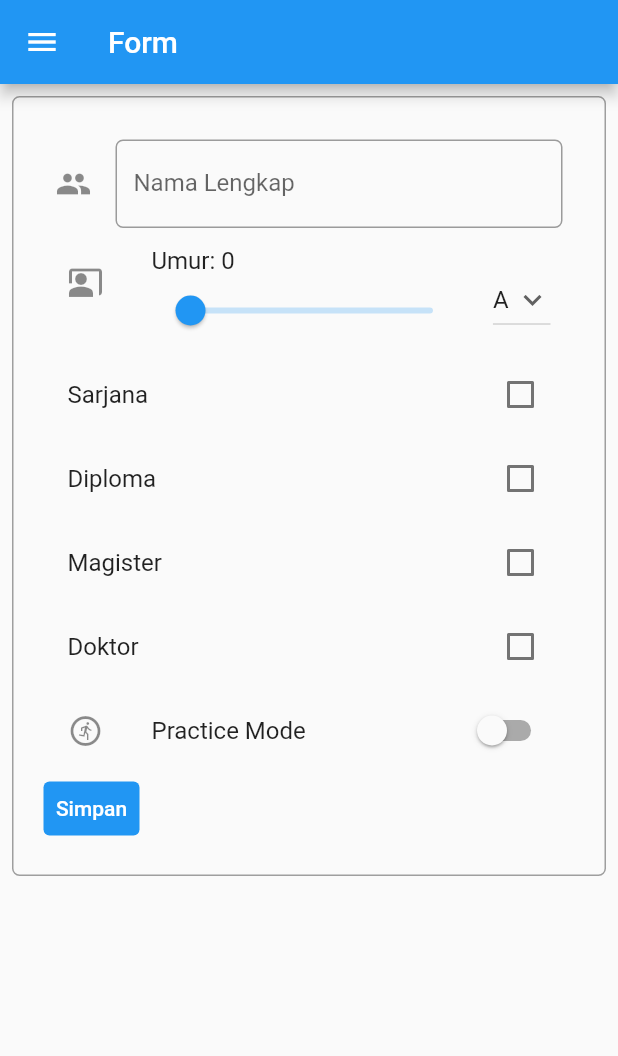
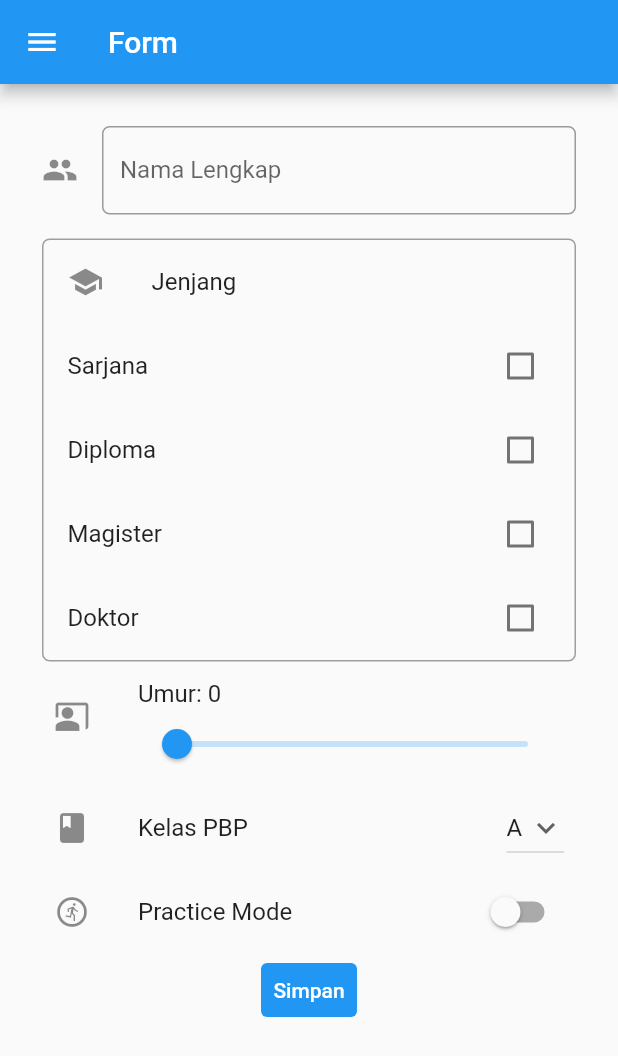
Before and after one commit to qaniah/pbp-flutter-tutorial, a Flutter app: the screen it shows after launch, in the side drawer, after a tap on "Form", on a phone screen of 412 x 824 dp. Shown: the top 1056 px of the screen. Run offline on Flutter 3.47's test engine with Material 2 defaults, Android fonts, the light colour scheme and no system bars.

Commit message:
tutorial 7 fix

```diff
--- a/lib/form.dart
+++ b/lib/form.dart
@@ -19,6 +19,25 @@ class _MyFormPageState extends State<MyFormPage> {
   bool _nilaiSwitch = false;
   String kelasPBP = 'A';
   List<String> listKelasPBP = ['A', 'B', 'C', 'D', 'E', 'F', 'KI'];
+
+  String _jenjang() {
+    if (jenjangDiploma) {
+      return "Diploma";
+    } else if (jenjangDoktor) {
+      return "Doktor";
+    } else if (jenjangMagister) {
+      return "Magister";
+    } else {
+      return "Sarjana";
+    }
+  }
+
+  String _practiceMode() {
+    if (_nilaiSwitch) {
+      return "Iya";
+    }
+    return "Tidak";
+  }
 
   @override
   Widget build(BuildContext context) {
@@ -44,7 +63,10 @@ class _MyFormPageState extends State<MyFormPage> {
                 title: const Text('Form'),
                 onTap: () {
                   // Route menu ke halaman form
-                  Navigator.pop(context);
+                  Navigator.pushReplacement(
+                    context,
+                    MaterialPageRoute(builder: (context) => const MyFormPage()),
+                  );
                 },
               ),
             ],
@@ -54,14 +76,8 @@ class _MyFormPageState extends State<MyFormPage> {
           key: _formKey,
           child: SingleChildScrollView(
             child: Container(
-              margin: const EdgeInsets.all(8),
-              decoration: BoxDecoration(
-                border: Border.all(color: Colors.grey),
-                borderRadius: BorderRadius.circular(5),
-              ),
               padding: const EdgeInsets.all(20.0),
               child: Column(
-                crossAxisAlignment: CrossAxisAlignment.start,
                 children: [
                   Padding(
                     // Menggunakan padding sebesar 8 pixels
@@ -98,39 +114,18 @@ class _MyFormPageState extends State<MyFormPage> {
                       },
                     ),
                   ),
-                  ListTile(
-                    leading: const Icon(Icons.co_present),
-                    title: Row(
+                  Container(
+                    margin: const EdgeInsets.all(8),
+                    decoration: BoxDecoration(
+                      border: Border.all(color: Colors.grey),
+                      borderRadius: BorderRadius.circular(5),
+                    ),
+                    child: Column(
+                      crossAxisAlignment: CrossAxisAlignment.start,
                       children: [
-                        Text('Umur: ${umur.round()}'),
-                      ],
-                    ),
-                    subtitle: Slider(
-                      value: umur,
-                      max: 100,
-                      divisions: 100,
-                      label: umur.round().toString(),
-                      onChanged: (double value) {
-                        setState(() {
-                          umur = value;
-                        });
-                      },
-                    ),
-                    trailing: DropdownButton(
-                      value: kelasPBP,
-                      icon: const Icon(Icons.keyboard_arrow_down),
-                      items: listKelasPBP.map((String items) {
-                        return DropdownMenuItem(
-                          value: items,
-                          child: Text(items),
-                        );
-                      }).toList(),
-                      onChanged: (String? newValue) {
-                        setState(() {
-                          kelasPBP = newValue!;
-                        });
-                      },
-                    ),
+                        const ListTile(
+                          leading: Icon(Icons.school),
+                          title: Text("Jenjang"),
                         ),
                         CheckboxListTile(
                           title: const Text('Sarjana'),
@@ -184,6 +179,49 @@ class _MyFormPageState extends State<MyFormPage> {
                             });
                           },
                         ),
+                      ],
+                    ),
+                  ),
+                  ListTile(
+                    leading: const Icon(Icons.co_present),
+                    title: Row(
+                      children: [
+                        Text('Umur: ${umur.round()}'),
+                      ],
+                    ),
+                    subtitle: Slider(
+                      value: umur,
+                      max: 100,
+                      divisions: 100,
+                      label: umur.round().toString(),
+                      onChanged: (double value) {
+                        setState(() {
+                          umur = value;
+                        });
+                      },
+                    ),
+                  ),
+                  ListTile(
+                    leading: const Icon(Icons.class_),
+                    title: const Text(
+                      'Kelas PBP',
+                    ),
+                    trailing: DropdownButton(
+                      value: kelasPBP,
+                      icon: const Icon(Icons.keyboard_arrow_down),
+                      items: listKelasPBP.map((String items) {
+                        return DropdownMenuItem(
+                          value: items,
+                          child: Text(items),
+                        );
+                      }).toList(),
+                      onChanged: (String? newValue) {
+                        setState(() {
+                          kelasPBP = newValue!;
+                        });
+                      },
+                    ),
+                  ),
                   SwitchListTile(
                     title: const Text('Practice Mode'),
                     value: _nilaiSwitch,
@@ -214,15 +252,18 @@ class _MyFormPageState extends State<MyFormPage> {
                               elevation: 15,
                               child: Container(
                                 child: ListView(
-                                  padding: const EdgeInsets.only(
-                                      top: 20, bottom: 20),
+                                  padding:
+                                      const EdgeInsets.only(top: 20, bottom: 20),
                                   shrinkWrap: true,
                                   children: <Widget>[
                                     Center(child: const Text('Informasi Data')),
                                     SizedBox(height: 20),
-                                    Center(
-                                        child: Text('Judul : ' + _namaLengkap)),
                                   // TODO: Munculkan informasi yang didapat dari form
+                                    Text('Nama Lengkap: ' + _namaLengkap, textAlign: TextAlign.center),
+                                    Text('Jenjang: ' + _jenjang(),textAlign: TextAlign.center),
+                                    Text('Umur: $umur',textAlign: TextAlign.center),
+                                    Text('Kelas: ' + kelasPBP, textAlign: TextAlign.center),
+                                    Text('Practice Mode: ' + _practiceMode(), textAlign: TextAlign.center),
                                     TextButton(
                                       onPressed: () {
                                         Navigator.pop(context);
@@ -242,6 +283,7 @@ class _MyFormPageState extends State<MyFormPage> {
               ),
             ),
           ),
-        ));
+        ),
+      );
   }
 }
```
Lines whose indentation alone changed are shown as unchanged.
